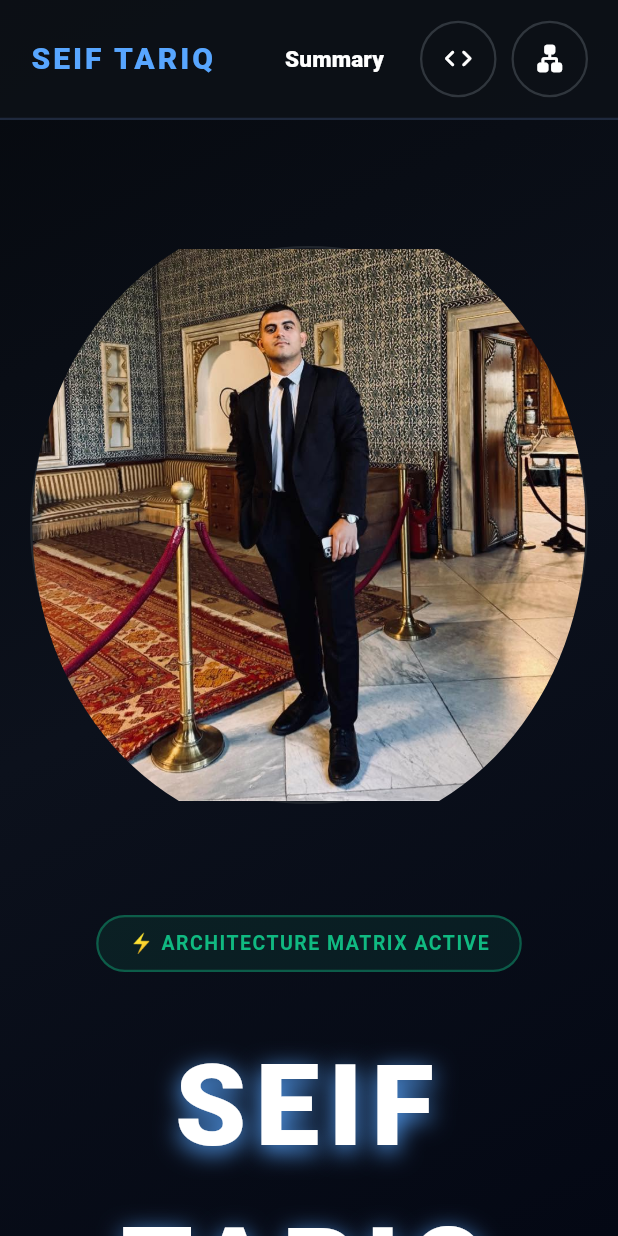
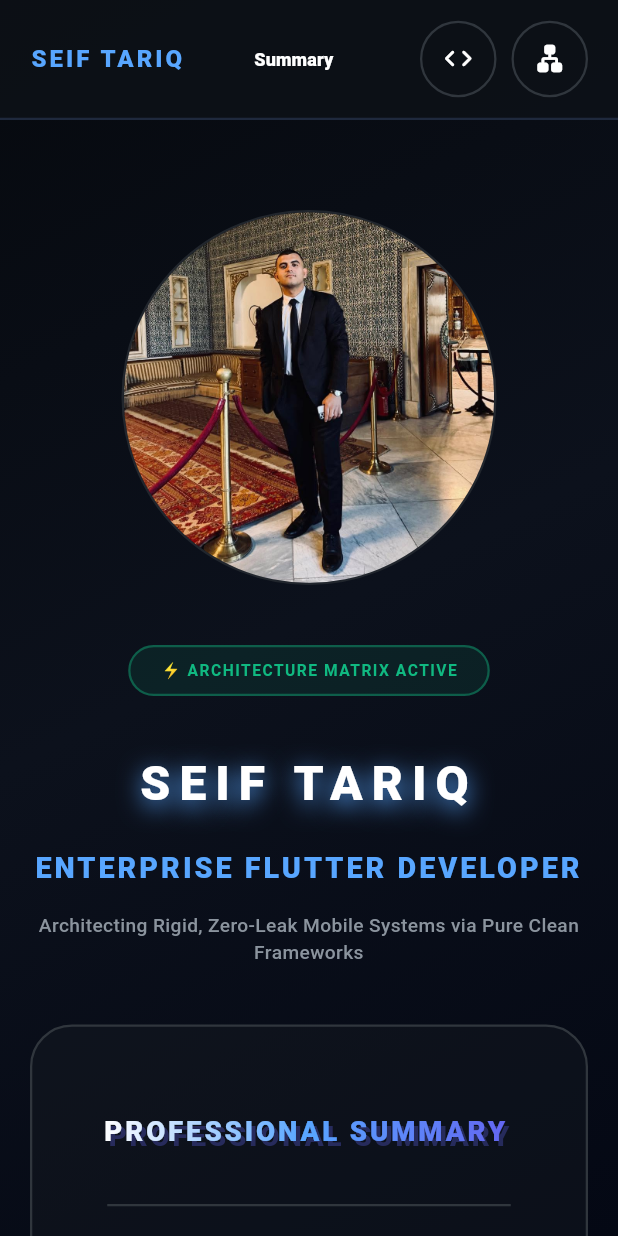
Before and after one commit to seiftarek10/my_portofilo, a Flutter app: the screen it shows after launch, on a phone screen of 412 x 824 dp. Run offline on Flutter 3.47's test engine with Material 3 defaults, Android fonts, the phone set to English and light mode, and no system bars; Roboto replaces fonts that are missing (Fira Code).

Commit message:
fix some point to adaptive ui

```diff
--- a/lib/presentation/view/portfolio_view.dart
+++ b/lib/presentation/view/portfolio_view.dart
@@ -45,15 +45,22 @@ class _PortfolioPageState extends State<PortfolioPage> {
   }
 
   Widget _buildSectionHeader(String title) {
+    return LayoutBuilder(
+      builder: (context, constraints) {
+        double fontSize = constraints.maxWidth < 600 ? 24 : 36;
+
         return Container(
-      padding: const EdgeInsets.only(top: 10, bottom: 30),
+          padding: const EdgeInsets.only(top: 10, bottom: 20),
+          alignment: Alignment.centerLeft,
+          child: FittedBox(
+            fit: BoxFit.scaleDown,
             alignment: Alignment.centerLeft,
             child: Stack(
               children: [
                 Text(
                   title.toUpperCase(),
                   style: TextStyle(
-              fontSize: 36,
+                    fontSize: fontSize,
                     fontWeight: FontWeight.w900,
                     fontFamily: 'Fira Code',
                     letterSpacing: 2,
@@ -64,12 +71,16 @@ class _PortfolioPageState extends State<PortfolioPage> {
                   offset: const Offset(-3, -3),
                   child: ShaderMask(
                     shaderCallback: (bounds) => const LinearGradient(
-                colors: [Colors.white, Color(0xFF58A6FF), Color(0xFF6366F1)],
+                      colors: [
+                        Colors.white,
+                        Color(0xFF58A6FF),
+                        Color(0xFF6366F1),
+                      ],
                     ).createShader(bounds),
                     child: Text(
                       title.toUpperCase(),
-                style: const TextStyle(
-                  fontSize: 36,
+                      style: TextStyle(
+                        fontSize: fontSize, // حجم خط متغير
                         fontWeight: FontWeight.w900,
                         fontFamily: 'Fira Code',
                         letterSpacing: 2,
@@ -80,6 +91,9 @@ class _PortfolioPageState extends State<PortfolioPage> {
                 ),
               ],
             ),
+          ),
+        );
+      },
     );
   }
 
@@ -87,7 +101,14 @@ class _PortfolioPageState extends State<PortfolioPage> {
   Widget build(BuildContext context) {
     double screenWidth = MediaQuery.of(context).size.width;
     bool isMobile = screenWidth < 768;
-    return Scaffold(
+    double textScaleFactor = MediaQuery.of(context).size.width < 768
+        ? 0.8
+        : 1.0;
+    return MediaQuery(
+      data: MediaQuery.of(
+        context,
+      ).copyWith(textScaler: TextScaler.linear(textScaleFactor)),
+      child: Scaffold(
         backgroundColor: const Color(0xFF06090E),
         body: Container(
           decoration: const BoxDecoration(
@@ -104,7 +125,9 @@ class _PortfolioPageState extends State<PortfolioPage> {
                   controller: _scrollController,
                   physics: const BouncingScrollPhysics(),
                   child: Padding(
-                  padding: EdgeInsets.symmetric(horizontal: isMobile ? 20 : 50),
+                    padding: EdgeInsets.symmetric(
+                      horizontal: isMobile ? 20 : 50,
+                    ),
                     child: Column(
                       children: [
                         const SizedBox(height: 120),
@@ -132,6 +155,7 @@ class _PortfolioPageState extends State<PortfolioPage> {
               ),
               _buildStickyNavbar(),
             ],
+          ),
         ),
       ),
     );
@@ -267,7 +291,11 @@ class _PortfolioPageState extends State<PortfolioPage> {
   }
 
   Widget _buildPremiumHeroSection() {
-    bool isMobileLayout = MediaQuery.of(context).size.width < 1100;
+    double screenWidth = MediaQuery.of(context).size.width;
+    bool isMobileLayout = screenWidth < 1100;
+
+    double imageSize = isMobileLayout ? 250 : 420;
+    double nameFontSize = isMobileLayout ? 40 : 76;
 
     Widget heroContent = Column(
       crossAxisAlignment: isMobileLayout
@@ -300,13 +328,13 @@ class _PortfolioPageState extends State<PortfolioPage> {
         Text(
           PortfolioData.name,
           textAlign: isMobileLayout ? TextAlign.center : TextAlign.start,
-          style: const TextStyle(
+          style: TextStyle(
             fontFamily: 'Fira Code',
-            fontSize: 76,
+            fontSize: nameFontSize,
             fontWeight: FontWeight.w900,
             color: Colors.white,
             letterSpacing: 6.0,
-            shadows: [
+            shadows: const [
               Shadow(
                 color: Color(0xFF58A6FF),
                 offset: Offset(0, 4),
@@ -343,8 +371,8 @@ class _PortfolioPageState extends State<PortfolioPage> {
 
     Widget heroImage = Center(
       child: Container(
-        width: 420,
-        height: 420,
+        width: imageSize,
+        height: imageSize,
         decoration: BoxDecoration(
           shape: BoxShape.circle,
           color: const Color(0xFF161B22).withValues(alpha: 0.3),
@@ -353,7 +381,7 @@ class _PortfolioPageState extends State<PortfolioPage> {
         child: ClipOval(
           child: Image.asset(
             PortfolioData.profileImagePath,
-            fit: BoxFit.contain,
+            fit: BoxFit.cover,
             errorBuilder: (context, error, stackTrace) {
               return const Icon(
                 Icons.person_outline_rounded,
@@ -368,10 +396,10 @@ class _PortfolioPageState extends State<PortfolioPage> {
 
     return Container(
       width: double.infinity,
-      padding: const EdgeInsets.only(bottom: 80, top: 20),
+      padding: EdgeInsets.only(bottom: isMobileLayout ? 40 : 80, top: 20),
       child: isMobileLayout
           ? Column(
-              children: [heroImage, const SizedBox(height: 50), heroContent],
+              children: [heroImage, const SizedBox(height: 40), heroContent],
             )
           : Row(
               crossAxisAlignment: CrossAxisAlignment.center,
@@ -462,19 +490,21 @@ class _PortfolioPageState extends State<PortfolioPage> {
       ),
     );
   }
+Widget _buildMainGridContext() {
+    return LayoutBuilder(
+      builder: (context, constraints) {
+        bool isMobile = constraints.maxWidth < 950;
 
-  Widget _buildMainGridContext() {
-    bool isMobile = MediaQuery.of(context).size.width < 1250;
         return Padding(
           padding: const EdgeInsets.only(bottom: 40),
-      child: Container(
-        constraints: const BoxConstraints(maxWidth: 1550),
           child: isMobile
               ? Column(
+                  crossAxisAlignment: CrossAxisAlignment.center,
                   children: [
+                    // التعديل: المهارات بقت هي اللي فوق في الموبايل
+                    Container(key: _skillsKey, child: _buildSkillsPanel()),
+                    const SizedBox(height: 40),
                     Container(key: _projectsKey, child: _buildProjectsPanel()),
-                  const SizedBox(height: 40),
-                  Container(key: _skillsKey, child: _buildSkillsPanel()),
                   ],
                 )
               : Row(
@@ -487,7 +517,7 @@ class _PortfolioPageState extends State<PortfolioPage> {
                         child: _buildProjectsPanel(),
                       ),
                     ),
-                  const SizedBox(width: 50),
+                    const SizedBox(width: 40),
                     Expanded(
                       flex: 5,
                       child: Container(
@@ -497,7 +527,8 @@ class _PortfolioPageState extends State<PortfolioPage> {
                     ),
                   ],
                 ),
-      ),
+        );
+      },
     );
   }
 
```
Lines whose indentation alone changed are shown as unchanged.
